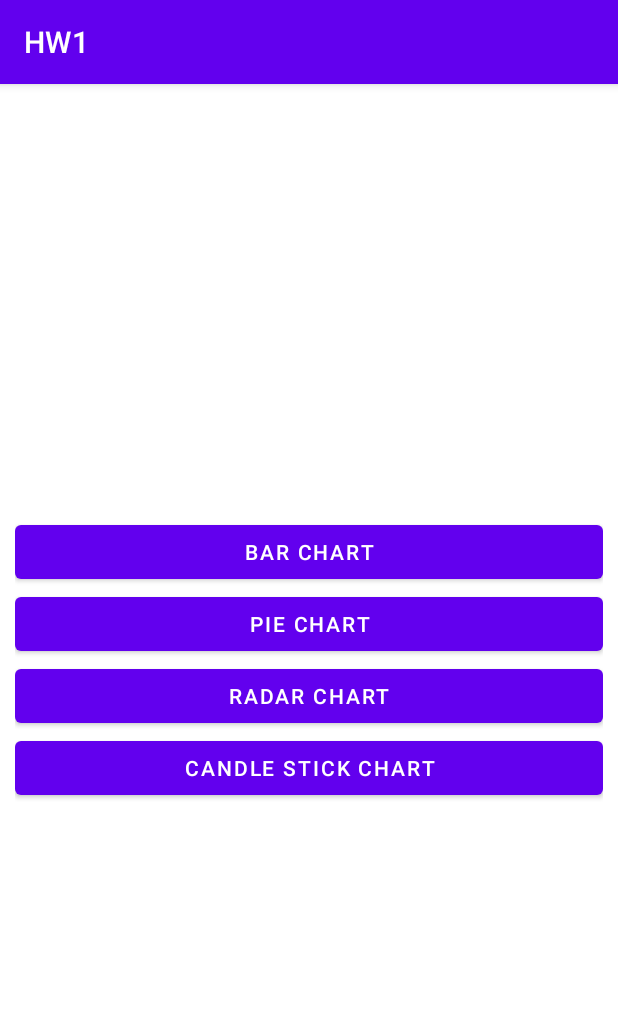
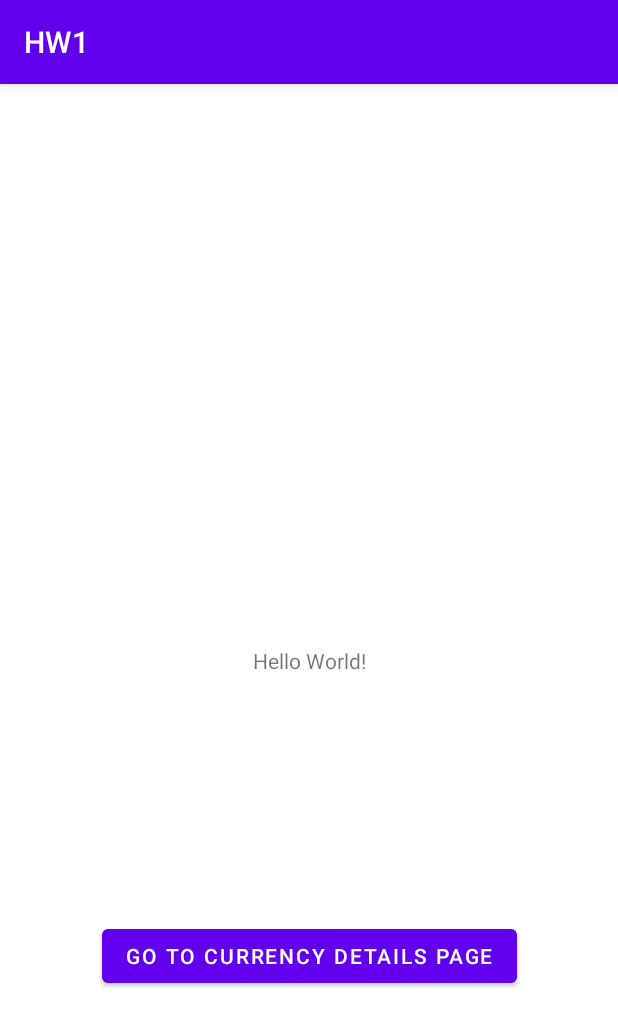
Before and after one commit to SMahdiFaghih/MobileGroup, an Android app: the screen it shows after launch (MainActivity), on a phone screen of 412 x 824 dp. Shown: the top 1027 px of the screen. Run offline under Robolectric (Android 15) with nearby library versions, the phone set to English and light mode, and no system bars.

```diff
--- a/HW1/app/build.gradle
+++ b/HW1/app/build.gradle
@@ -37,5 +37,6 @@ dependencies {
     androidTestImplementation 'androidx.test.ext:junit:1.1.2'
     androidTestImplementation 'androidx.test.espresso:espresso-core:3.3.0'
     implementation "com.github.PhilJay:MPAndroidChart:v3.1.0"
+    implementation("com.squareup.okhttp3:okhttp:4.9.0")
 
 }
--- a/HW1/app/src/main/java/com/example/hw1/MainActivity.java
+++ b/HW1/app/src/main/java/com/example/hw1/MainActivity.java
@@ -13,33 +13,12 @@ public class MainActivity extends AppCompatActivity {
     @Override
     protected void onCreate(Bundle savedInstanceState) {
         super.onCreate(savedInstanceState);
-        setContentView(R.layout.activity_candles);
+        setContentView(R.layout.activity_main);
 
-        findViewById(R.id.buttonBarChart).setOnClickListener(new View.OnClickListener() {
+        findViewById(R.id.goToCurrencyDetailsPage).setOnClickListener(new View.OnClickListener() {
             @Override
             public void onClick(View v) {
-                startActivity(new Intent(getApplicationContext(), BarChartActivity.class));
-            }
-        });
-
-        findViewById(R.id.buttonPieChart).setOnClickListener(new View.OnClickListener() {
-            @Override
-            public void onClick(View v) {
-                startActivity(new Intent(getApplicationContext(), PieChartActivity.class));
-            }
-        });
-
-        findViewById(R.id.buttonRadarChart).setOnClickListener(new View.OnClickListener() {
-            @Override
-            public void onClick(View v) {
-                startActivity(new Intent(getApplicationContext(), RadarChartActivity.class));
-            }
-        });
-
-        findViewById(R.id.buttonCandleStickChart).setOnClickListener(new View.OnClickListener() {
-            @Override
-            public void onClick(View v) {
-                startActivity(new Intent(getApplicationContext(), CandleStickChartActivity.class));
+                startActivity(new Intent(getApplicationContext(), CurrencyDetailsActivity.class));
             }
         });
     }
--- /dev/null
+++ b/HW1/app/src/main/res/drawable/chart.xml
@@ -0,0 +1,6 @@
+<vector android:height="50dp" android:viewportHeight="483.8"
+    android:viewportWidth="483.8" android:width="50dp" xmlns:android="http://schemas.android.com/apk/res/android">
+    <path android:fillColor="#FF000000" android:pathData="M123.2,134H15.7C7,134 0,141 0,149.7v310.6C0,469 7,476 15.7,476h107.5c8.7,0 15.7,-7 15.7,-15.7V149.7C139,141 131.9,134 123.2,134zM107.5,444.6H31.4V165.4h76.1V444.6z"/>
+    <path android:fillColor="#FF000000" android:pathData="M468.1,216.4H360.6c-8.7,0 -15.7,7 -15.7,15.7v228.2c0,8.7 7,15.7 15.7,15.7h107.5c8.7,0 15.7,-7 15.7,-15.7V232.1C483.8,223.4 476.8,216.4 468.1,216.4zM376.3,247.8h24.4l-24.4,24.4V247.8zM376.3,297.2l49.3,-49.3h24.9l-74.2,74.2L376.3,297.2L376.3,297.2zM452.4,444.6h-24.5l24.5,-24.5V444.6zM452.4,395.2L403,444.6h-24.9l74.2,-74.2v24.8H452.4zM452.4,345.5l-76.1,76.1v-24.9l76.1,-76.1V345.5zM452.4,295.7l-76.1,76.1v-24.9l76.1,-76.1V295.7z"/>
+    <path android:fillColor="#FF000000" android:pathData="M295.7,7.8H188.1c-8.7,0 -15.7,7 -15.7,15.7v436.8c0,8.7 7,15.7 15.7,15.7h107.5c8.7,0 15.7,-7 15.7,-15.7V23.5C311.4,14.8 304.4,7.8 295.7,7.8z"/>
+</vector>
--- a/HW1/app/src/main/res/layout/activity_candles.xml
+++ /dev/null
@@ -1,34 +0,0 @@
-<?xml version="1.0" encoding="utf-8"?>
-<LinearLayout
-    xmlns:android="http://schemas.android.com/apk/res/android"
-    android:orientation="vertical"
-    android:gravity="center"
-    android:padding="10dp"
-    android:layout_width="match_parent"
-    android:layout_height="match_parent">
-
-    <Button
-        android:id="@+id/buttonBarChart"
-        android:layout_width="match_parent"
-        android:layout_height="wrap_content"
-        android:text="@string/bar_chart"/>
-
-    <Button
-        android:id="@+id/buttonPieChart"
-        android:layout_width="match_parent"
-        android:layout_height="wrap_content"
-        android:text="@string/pie_chart"/>
-
-    <Button
-        android:id="@+id/buttonRadarChart"
-        android:layout_width="match_parent"
-        android:layout_height="wrap_content"
-        android:text="@string/radar_chart"/>
-
-    <Button
-        android:id="@+id/buttonCandleStickChart"
-        android:layout_width="match_parent"
-        android:layout_height="wrap_content"
-        android:text="@string/candle_stick_chart"/>
-
-</LinearLayout>
--- a/HW1/app/src/main/res/layout/activity_main.xml
+++ b/HW1/app/src/main/res/layout/activity_main.xml
@@ -16,4 +16,14 @@
         app:layout_constraintRight_toRightOf="parent"
         app:layout_constraintTop_toTopOf="parent" />
 
+    <Button
+        android:id="@+id/goToCurrencyDetailsPage"
+        android:layout_width="wrap_content"
+        android:layout_height="wrap_content"
+        android:text="@string/go_to_currency_details_page"
+        app:layout_constraintBottom_toBottomOf="parent"
+        app:layout_constraintEnd_toEndOf="parent"
+        app:layout_constraintStart_toStartOf="parent"
+        app:layout_constraintTop_toBottomOf="@+id/textView" />
+
 </androidx.constraintlayout.widget.ConstraintLayout>
--- a/HW1/app/src/main/res/values/strings.xml
+++ b/HW1/app/src/main/res/values/strings.xml
@@ -4,4 +4,8 @@
     <string name="pie_chart">Pie Chart</string>
     <string name="radar_chart">Radar Chart</string>
     <string name="candle_stick_chart">Candle Stick Chart</string>
+    <string name="go_to_currency_details_page">Go To Currency Details Page</string>
+    <string name="rows_view">rows view</string>
+    <string name="chart_view">chart view</string>
+    <string name="fetched_data">fetched data</string>
 </resources>
```
Also changed, not shown: HW1/app/src/main/AndroidManifest.xml (+3 -4 lines), HW1/app/src/main/java/com/example/hw1/BarChartActivity.java (deleted, +0 -46 lines), HW1/app/src/main/java/com/example/hw1/CandleStickChartActivity.java (deleted, +0 -78 lines), HW1/app/src/main/java/com/example/hw1/CurrencyDetailsActivity.java (added, +67 -0 lines), HW1/app/src/main/java/com/example/hw1/PieChartActivity.java (deleted, +0 -44 lines), HW1/app/src/main/java/com/example/hw1/RadarChartActivity.java (deleted, +0 -68 lines), HW1/app/src/main/res/drawable/rows.xml (added, +15 -0 lines), HW1/app/src/main/res/layout/activity_bar_chart.xml (deleted, +0 -14 lines), HW1/app/src/main/res/layout/activity_candle_stick_chart.xml (deleted, +0 -14 lines), HW1/app/src/main/res/layout/activity_currency_details.xml (added, +53 -0 lines), HW1/app/src/main/res/layout/activity_pie_chart.xml (deleted, +0 -14 lines), HW1/app/src/main/res/layout/activity_radar_chart.xml (deleted, +0 -14 lines), 2 other files.
